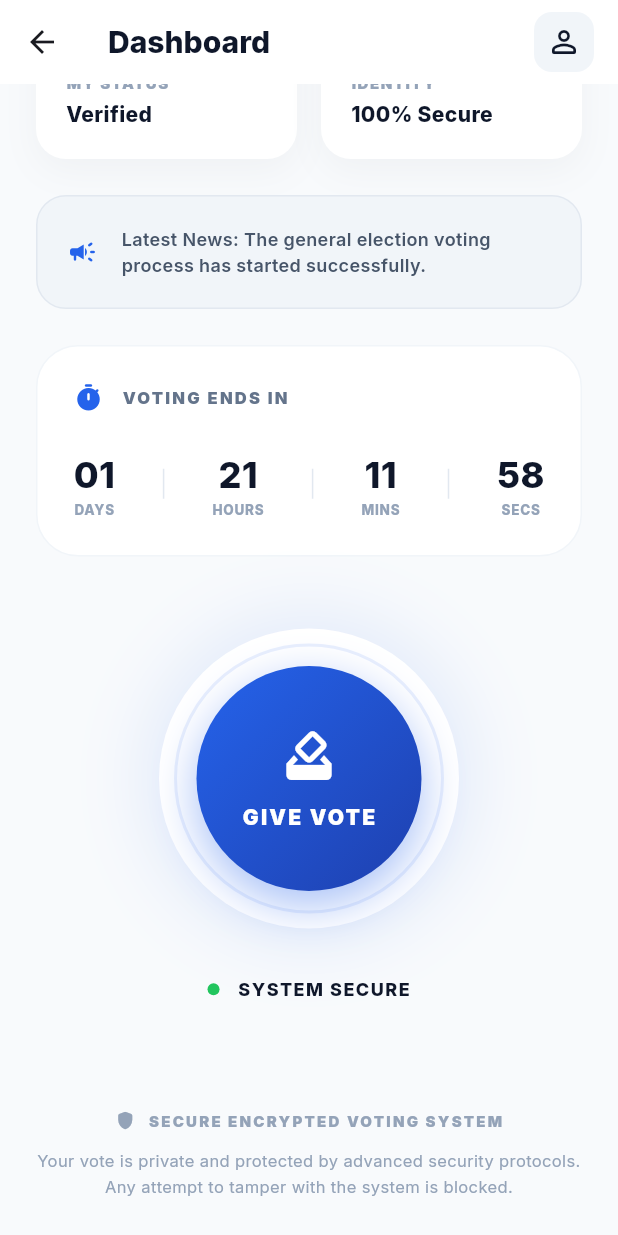
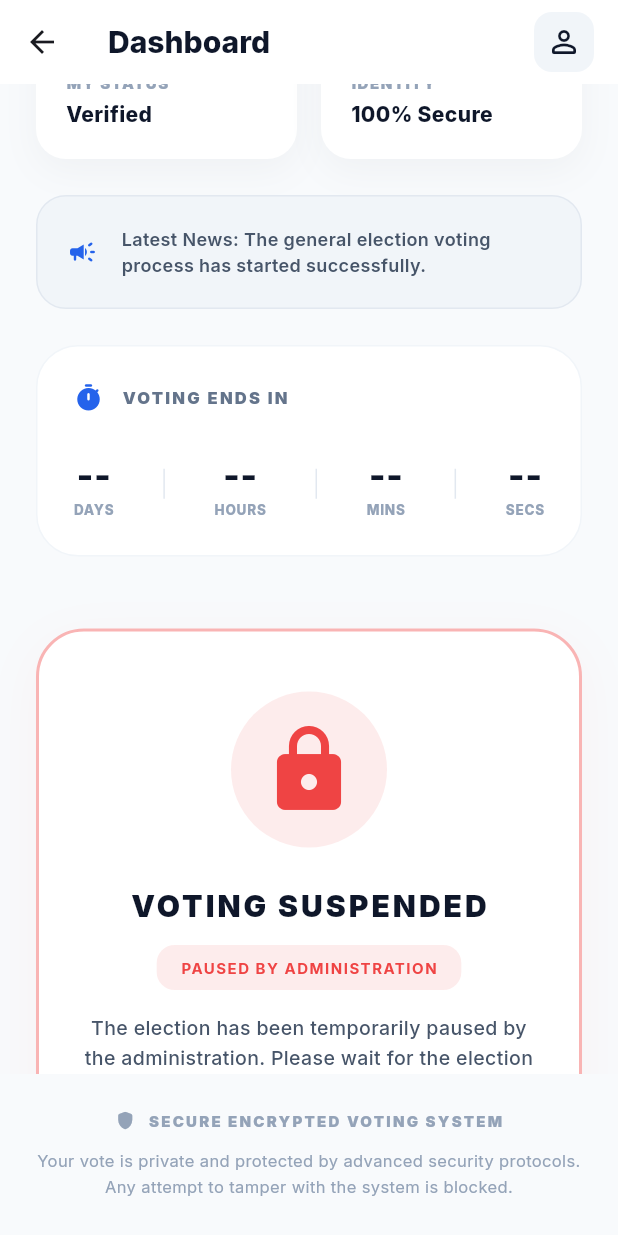
Before and after one commit to TamilselvanRaman/VotingSystem, a Flutter app: the HomeScreen screen opened by its route, scrolled down 354 dp, on a phone screen of 412 x 824 dp. Run offline on Flutter 3.47's test engine with Material 3 defaults, Android fonts, the phone set to English and light mode, and no system bars; our stand-ins replace animate_do, cloud_firestore, firebase_auth, firebase_core, google_fonts, shared_preferences; accounts and stored records are empty.

Commit message:
Fix: timer reads endTime from Firestore; vote button checks isVotingOpen from DB

```diff
--- a/frontend_mobile/lib/screens/home_screen.dart
+++ b/frontend_mobile/lib/screens/home_screen.dart
@@ -17,13 +17,11 @@ class HomeScreen extends StatefulWidget {
 
 class _HomeScreenState extends State<HomeScreen> {
   late Timer _timer;
-  Duration _timeLeft = const Duration(hours: 45, minutes: 12, seconds: 0);
 
   @override
   void initState() {
     super.initState();
     _startTimer();
-    // Refresh user and candidates to check voting status
     Future.microtask(() {
       Provider.of<VotingProvider>(context, listen: false).fetchCandidates();
     });
@@ -31,13 +29,7 @@ class _HomeScreenState extends State<HomeScreen> {
 
   void _startTimer() {
     _timer = Timer.periodic(const Duration(seconds: 1), (timer) {
-      if (_timeLeft.inSeconds > 0) {
-        setState(() {
-          _timeLeft = _timeLeft - const Duration(seconds: 1);
-        });
-      } else {
-        _timer.cancel();
-      }
+      if (mounted) setState(() {});
     });
   }
 
@@ -58,7 +50,18 @@ class _HomeScreenState extends State<HomeScreen> {
   @override
   Widget build(BuildContext context) {
     final auth = Provider.of<AuthProvider>(context);
+    final voting = Provider.of<VotingProvider>(context);
     final user = auth.user;
+
+    // Compute countdown from Firestore endTime
+    Duration? timeLeft;
+    if (voting.endTime != null && voting.endTime!.isNotEmpty) {
+      try {
+        final endDt = DateTime.parse(voting.endTime!);
+        final diff = endDt.difference(DateTime.now());
+        timeLeft = diff.isNegative ? Duration.zero : diff;
+      } catch (_) {}
+    }
 
     return Scaffold(
       backgroundColor: const Color(0xFFF8FAFC),
@@ -110,10 +113,10 @@ class _HomeScreenState extends State<HomeScreen> {
                     _buildInstitutionalTicker(),
                     const SizedBox(height: 24),
                     // Timer Card
-                    _buildTimerCard(),
+                    _buildTimerCard(timeLeft),
                     const SizedBox(height: 48),
                     // Main Vote Action
-                    _buildVoteButton(context, user?.hasVoted ?? false),
+                    _buildVoteButton(context, user?.hasVoted ?? false, voting.isVotingOpen),
                     const SizedBox(height: 24),
                   ],
                 ),
@@ -295,7 +298,13 @@ class _HomeScreenState extends State<HomeScreen> {
     );
   }
 
-  Widget _buildTimerCard() {
+  Widget _buildTimerCard(Duration? timeLeft) {
+    final hasTime = timeLeft != null;
+    String days    = hasTime ? timeLeft.inDays.toString().padLeft(2, '0') : '--';
+    String hours   = hasTime ? (timeLeft.inHours % 24).toString().padLeft(2, '0') : '--';
+    String minutes = hasTime ? (timeLeft.inMinutes % 60).toString().padLeft(2, '0') : '--';
+    String seconds = hasTime ? (timeLeft.inSeconds % 60).toString().padLeft(2, '0') : '--';
+
     return Container(
       width: double.infinity,
       padding: const EdgeInsets.all(24),
@@ -325,13 +334,13 @@ class _HomeScreenState extends State<HomeScreen> {
           Row(
             mainAxisAlignment: MainAxisAlignment.spaceBetween,
             children: [
-              _buildTimeUnit(_timeLeft.inDays.toString().padLeft(2, '0'), "DAYS"),
+              _buildTimeUnit(days, "DAYS"),
               _buildTimeDivider(),
-              _buildTimeUnit(_timeLeft.inHours.remainder(24).toString().padLeft(2, '0'), "HOURS"),
+              _buildTimeUnit(hours, "HOURS"),
               _buildTimeDivider(),
-              _buildTimeUnit(_timeLeft.inMinutes.remainder(60).toString().padLeft(2, '0'), "MINS"),
+              _buildTimeUnit(minutes, "MINS"),
               _buildTimeDivider(),
-              _buildTimeUnit(_timeLeft.inSeconds.remainder(60).toString().padLeft(2, '0'), "SECS"),
+              _buildTimeUnit(seconds, "SECS"),
             ],
           ),
         ],
@@ -371,7 +380,7 @@ class _HomeScreenState extends State<HomeScreen> {
     );
   }
 
-  Widget _buildVoteButton(BuildContext context, bool hasVoted) {
+  Widget _buildVoteButton(BuildContext context, bool hasVoted, bool isVotingOpen) {
     if (hasVoted) {
       return Container(
         width: double.infinity,
@@ -440,6 +449,77 @@ class _HomeScreenState extends State<HomeScreen> {
       );
     }
 
+    // ── VOTING SUSPENDED state ──
+    if (!isVotingOpen) {
+      return Container(
+        width: double.infinity,
+        padding: const EdgeInsets.symmetric(vertical: 40, horizontal: 24),
+        decoration: BoxDecoration(
+          color: Colors.white,
+          borderRadius: BorderRadius.circular(32),
+          border: Border.all(color: const Color(0xFFEF4444).withOpacity(0.4), width: 2),
+          boxShadow: [
+            BoxShadow(
+              color: const Color(0xFFEF4444).withOpacity(0.05),
+              blurRadius: 30,
+              offset: const Offset(0, 10),
+            ),
+          ],
+        ),
+        child: Column(
+          children: [
+            Container(
+              padding: const EdgeInsets.all(20),
+              decoration: BoxDecoration(
+                color: const Color(0xFFEF4444).withOpacity(0.1),
+                shape: BoxShape.circle,
+              ),
+              child: const Icon(Icons.lock_rounded, color: Color(0xFFEF4444), size: 64),
+            ),
+            const SizedBox(height: 24),
+            Text(
+              "VOTING SUSPENDED",
+              style: GoogleFonts.inter(
+                color: AppConstants.navy,
+                fontWeight: FontWeight.w900,
+                fontSize: 20,
+                letterSpacing: 2,
+              ),
+            ),
+            const SizedBox(height: 12),
+            Container(
+              padding: const EdgeInsets.symmetric(horizontal: 16, vertical: 8),
+              decoration: BoxDecoration(
+                color: const Color(0xFFEF4444).withOpacity(0.1),
+                borderRadius: BorderRadius.circular(12),
+              ),
+              child: Text(
+                "PAUSED BY ADMINISTRATION",
+                style: GoogleFonts.inter(
+                  color: const Color(0xFFEF4444),
+                  fontSize: 10,
+                  fontWeight: FontWeight.w700,
+                  letterSpacing: 1,
+                ),
+              ),
+            ),
+            const SizedBox(height: 16),
+            Text(
+              "The election has been temporarily paused by the administration. Please wait for the election to resume.",
+              textAlign: TextAlign.center,
+              style: GoogleFonts.inter(
+                color: AppConstants.textSlate,
+                fontSize: 13,
+                height: 1.5,
+                fontWeight: FontWeight.w500,
+              ),
+            ),
+          ],
+        ),
+      );
+    }
+
+    // ── ACTIVE VOTE BUTTON ──
     return Column(
       children: [
         GestureDetector(
@@ -466,7 +546,6 @@ class _HomeScreenState extends State<HomeScreen> {
             child: Stack(
               alignment: Alignment.center,
               children: [
-                // Animated rings placeholder (Design logic)
                 Container(
                   width: 180,
                   height: 180,
```
